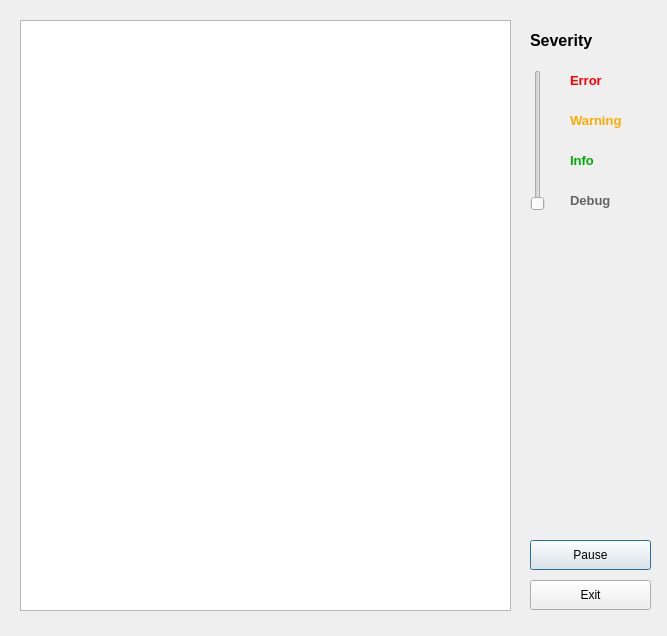
Qt form Extensions/bin/msgviewerdlgui.ui (drbenmorgan/fnal-messagefacility) before a commit.
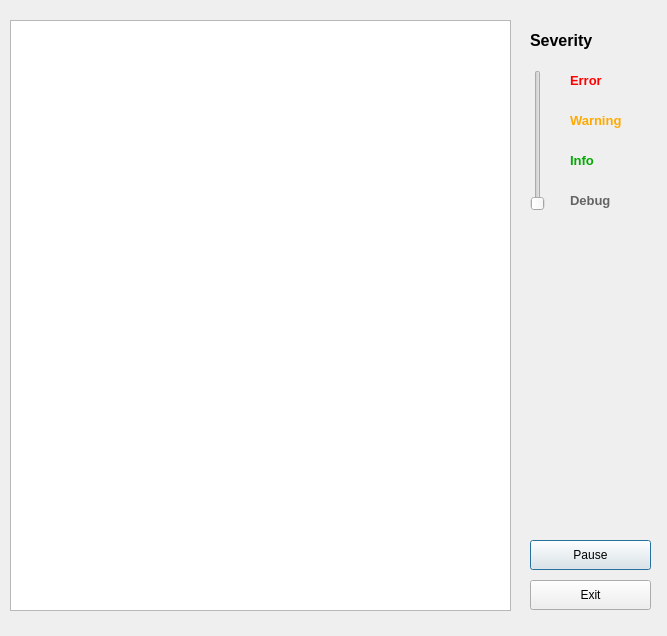
The same form after that commit.

```diff
--- a/Extensions/bin/msgviewerdlgui.ui
+++ b/Extensions/bin/msgviewerdlgui.ui
@@ -13,16 +13,6 @@
   <property name="windowTitle">
    <string>MessageFacility MsgViewer</string>
   </property>
-  <widget class="QTextBrowser" name="msgBrower">
-   <property name="geometry">
-    <rect>
-     <x>20</x>
-     <y>20</y>
-     <width>491</width>
-     <height>591</height>
-    </rect>
-   </property>
-  </widget>
   <widget class="QPushButton" name="btnPause">
    <property name="geometry">
     <rect>
@@ -349,6 +339,25 @@
     <string>Error</string>
    </property>
   </widget>
+  <widget class="QTextEdit" name="txtMessages">
+   <property name="enabled">
+    <bool>true</bool>
+   </property>
+   <property name="geometry">
+    <rect>
+     <x>10</x>
+     <y>20</y>
+     <width>501</width>
+     <height>591</height>
+    </rect>
+   </property>
+   <property name="verticalScrollBarPolicy">
+    <enum>Qt::ScrollBarAsNeeded</enum>
+   </property>
+   <property name="readOnly">
+    <bool>true</bool>
+   </property>
+  </widget>
  </widget>
  <resources/>
  <connections/>
```
